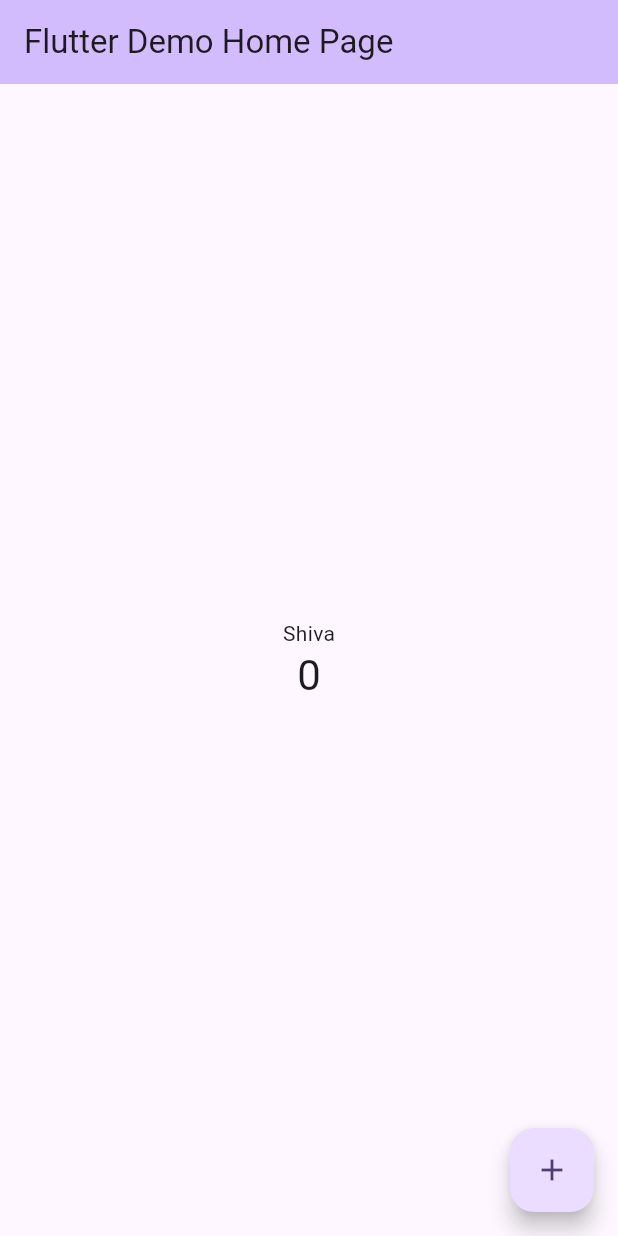
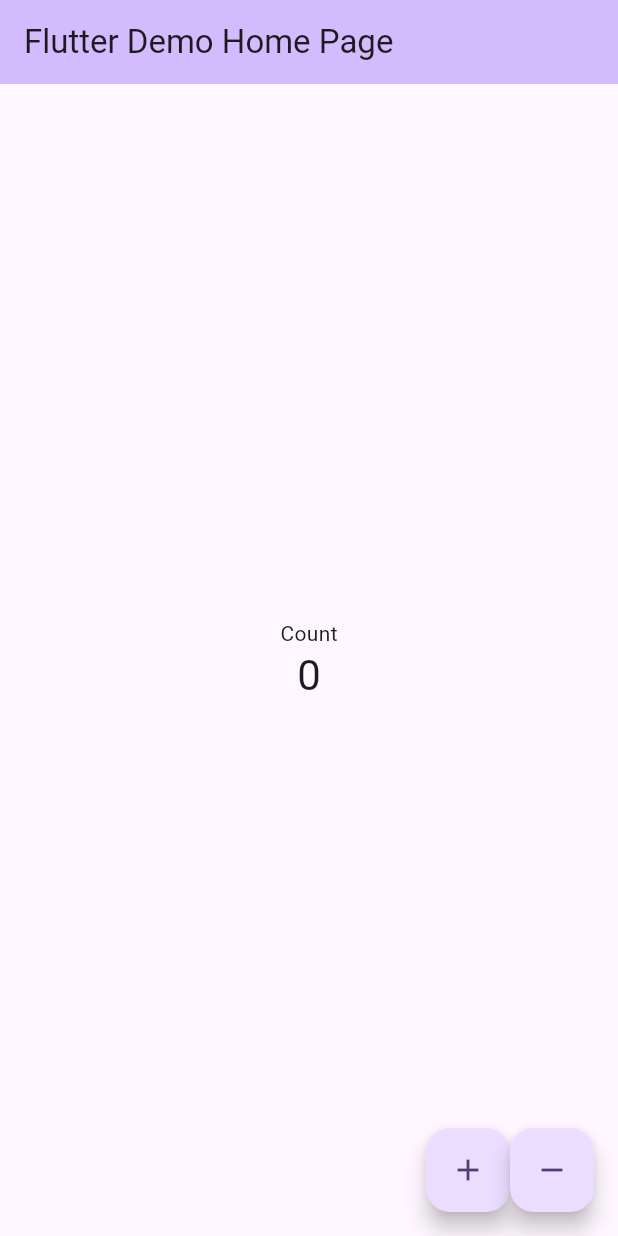
Before and after one commit to Brave6/flutter_app_concept, a Flutter app: the screen it shows after launch, on a phone screen of 412 x 824 dp. Run offline on Flutter 3.47's test engine with Material 3 defaults, Android fonts, the phone set to English and light mode, and no system bars.

Commit message:
minus count

```diff
--- a/lib/main.dart
+++ b/lib/main.dart
@@ -64,6 +64,18 @@ class _MyHomePageState extends State<MyHomePage> {
       // _counter without calling setState(), then the build method would not be
       // called again, and so nothing would appear to happen.
       _counter++;
+
+    });
+  }
+
+   void _decrementCounter() {
+    setState(() {
+      // This call to setState tells the Flutter framework that something has
+      // changed in this State, which causes it to rerun the build method below
+      // so that the display can reflect the updated values. If we changed
+      // _counter without calling setState(), then the build method would not be
+      // called again, and so nothing would appear to happen.
+      _counter--;
     });
   }
 
@@ -104,7 +116,7 @@ class _MyHomePageState extends State<MyHomePage> {
           // wireframe for each widget.
           mainAxisAlignment: MainAxisAlignment.center,
           children: <Widget>[
-            const Text('Shiva'),
+            const Text('Count'),
             Text(
               '$_counter',
               style: Theme.of(context).textTheme.headlineMedium,
@@ -112,11 +124,25 @@ class _MyHomePageState extends State<MyHomePage> {
           ],
         ),
       ),
-      floatingActionButton: FloatingActionButton(
-        onPressed: _incrementCounter,
-        tooltip: 'Increment',
-        child: const Icon(Icons.add),
-      ), // This trailing comma makes auto-formatting nicer for build methods.
+      floatingActionButton: Row(
+        mainAxisAlignment: MainAxisAlignment.end,
+        children: [
+
+          const SizedBox(width: 16), // space between buttons
+          FloatingActionButton(
+            onPressed: _incrementCounter,
+            tooltip: 'Increment',
+            child: const Icon(Icons.add),
+          ),
+          FloatingActionButton(
+            onPressed: _decrementCounter,
+            tooltip: 'Decrement',
+            child: const Icon(Icons.remove),
+          ),
+        ],
+      ),
+
+       // This trailing comma makes auto-formatting nicer for build methods.
     );
   }
 }
```
